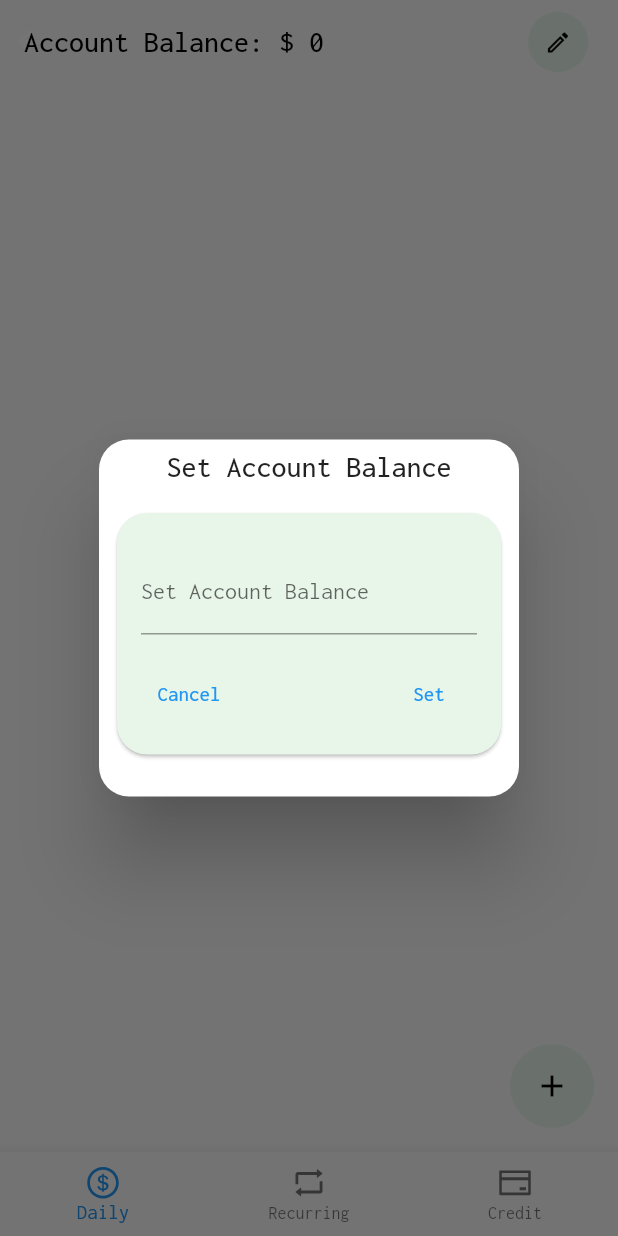
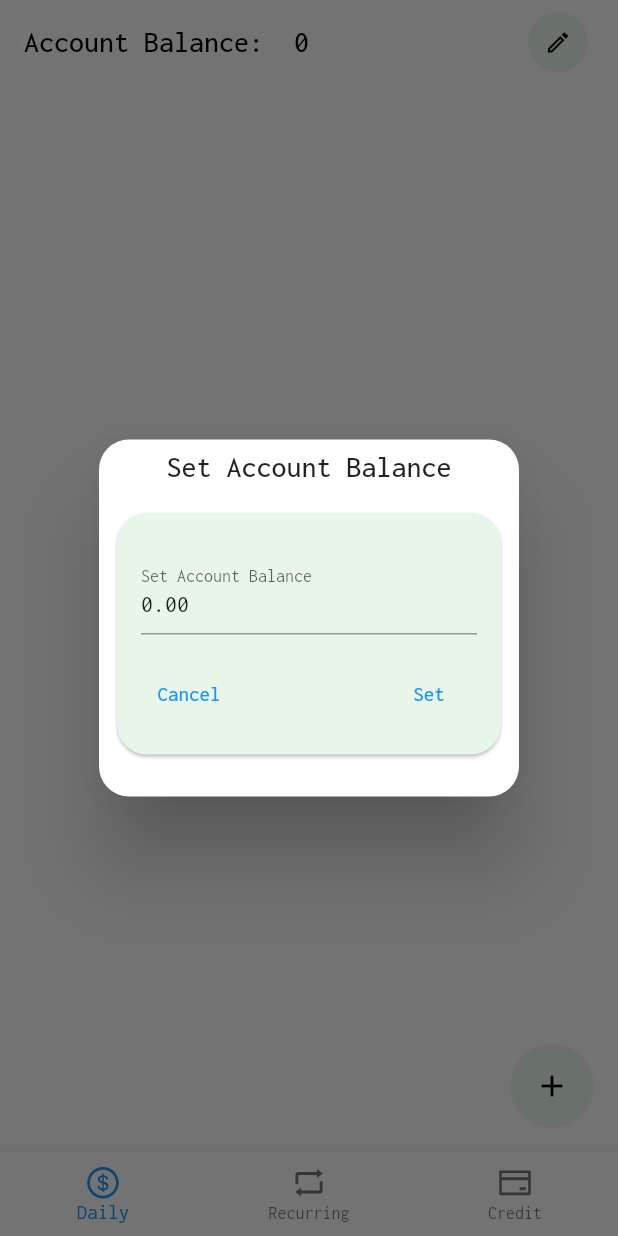
Before and after one commit to andromedabushturkey/shank, a Flutter app: the HomePage screen opened by its route, after a tap on the "edit" icon, on a phone screen of 412 x 824 dp. Run offline on Flutter 3.47's test engine with Material 2 defaults, Android fonts, the phone set to English and light mode, and no system bars; drawn by our look-alikes of flutter_speed_dial; our stand-ins replace ant_icons, flutter_masked_text2, flutter_svg, flutter_vector_icons, get, get_storage and 2 more; missing offline and left inert: money2; accounts and stored records are empty; project files that could hold a hidden picture were left out.

Commit message:
implemented mask for textinput and Money objects

```diff
--- a/lib/controllers/account_balance_controller.dart
+++ b/lib/controllers/account_balance_controller.dart
@@ -1,22 +1,32 @@
 import 'package:flutter/material.dart';
+import 'package:flutter_masked_text2/flutter_masked_text2.dart';
 import 'package:get/get.dart';
 import 'package:get_storage/get_storage.dart';
+import 'package:money2/money2.dart';
 
 import '../utils/db_helper_single.dart';
 
 class AccountBalanceController extends GetxController {
   @override
   void onReady() async {
+    initCurrencies();
     await getBalance();
     super.onReady();
   }
 
-  final TextEditingController accountBalanceEditor = TextEditingController();
-  var _accountBalance = '0'.obs;
+  final TextEditingController accountBalanceEditor =
+      MoneyMaskedTextController(initialValue: 0.00, decimalSeparator: '.');
+  RxString _accountBalance = RxString('0');
 
   get accountBalance => this._accountBalance;
 
-  set setAccountBalance(value) => this._accountBalance.value = value;
+  set setAccountBalance(value) {
+    var _cadCurrency = Currencies.find('CAD');
+    if (_cadCurrency != null) {
+      var _money = _cadCurrency.parse(value);
+      _accountBalance.value = _money.toString();
+    }
+  }
 
   //Get and insert current balance in titlebar
   Future getBalance() async {
@@ -31,9 +41,21 @@ class AccountBalanceController extends GetxController {
 
     if (_getBalance.length > 0) {
       String _initialAccountBalance = _getBalance[0]['Balance'];
-      _accountBalance.value = _initialAccountBalance;
+      Currency? _cadCurrency = Currencies.find('CAD');
+      if (_cadCurrency != null) {
+        print('initial account balance:' + '\$CAD' + '$_initialAccountBalance');
+        print(r'$USD1500.0');
+        print(_cadCurrency.code);
+        _accountBalance.value =
+            (_cadCurrency.parse('\$' + '$_initialAccountBalance')).toString();
+      }
 
       update();
     }
   }
+
+  initCurrencies() {
+    Currency _cad = Currency.create('CAD', 2);
+    Currencies.register(_cad);
+  }
 }
--- a/lib/controllers/create_new_db_controller.dart
+++ b/lib/controllers/create_new_db_controller.dart
@@ -72,8 +72,6 @@ class CreateNewDbController extends GetxController {
   }
 
   Future<String> getDBLastModDdate() async {
-    String _db = await dbFullPath();
-
     var _fileStats = _listOfAvailDB[0].statSync();
     DateTime _date = _fileStats.modified;
     return DateFormat.yMEd().add_jms().format(_date);
--- a/lib/screens/home_page.dart
+++ b/lib/screens/home_page.dart
@@ -51,7 +51,7 @@ class HomePage extends StatelessWidget {
         backgroundColor: Theme.of(context).scaffoldBackgroundColor,
         elevation: 0,
         title: Obx(() => Text(
-              'Account Balance: \$ ${_accountBalanceController.accountBalance}',
+              'Account Balance:  ${_accountBalanceController.accountBalance}',
               textAlign: TextAlign.left,
               style: GoogleFonts.inconsolata(color: Colors.black),
             )),
--- a/pubspec.yaml
+++ b/pubspec.yaml
@@ -37,6 +37,7 @@ dependencies:
   path_provider: ^2.0.1
   sqflite_sqlcipher: ^2.0.0
   validators: ^3.0.0
+  flutter_masked_text2: ^0.9.1
 
 dev_dependencies:
   flutter_test:
```
Also changed, not shown: lib/Widgets/set_account_balance_dialog.dart (+5 -6 lines), pubspec.lock.
